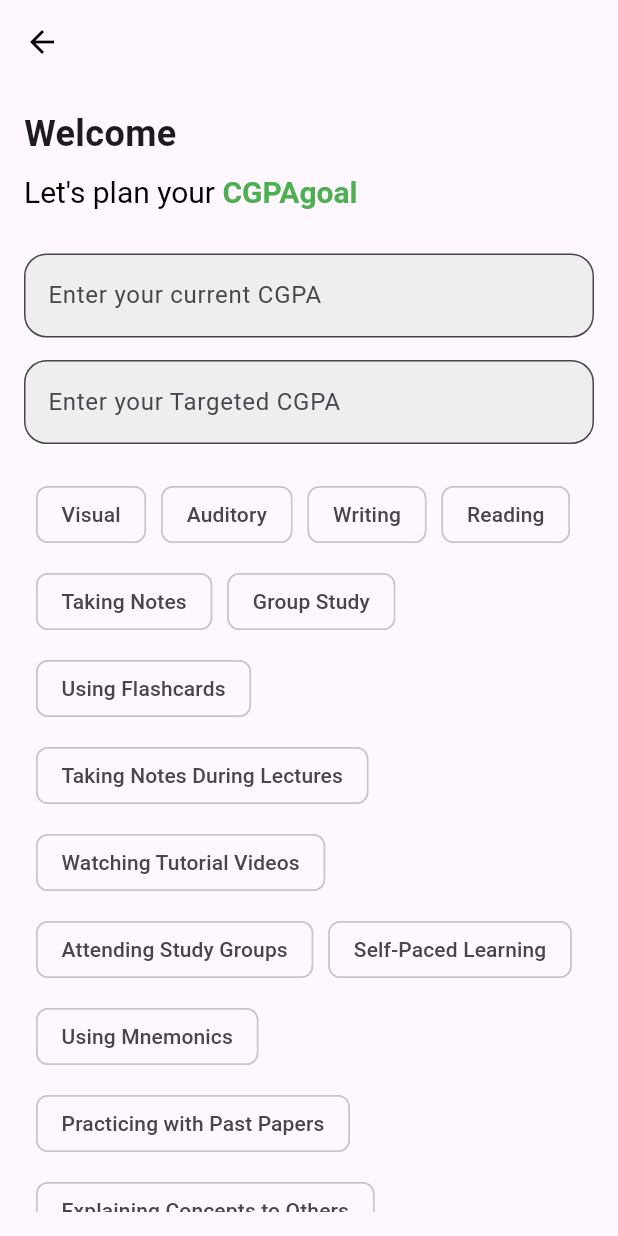
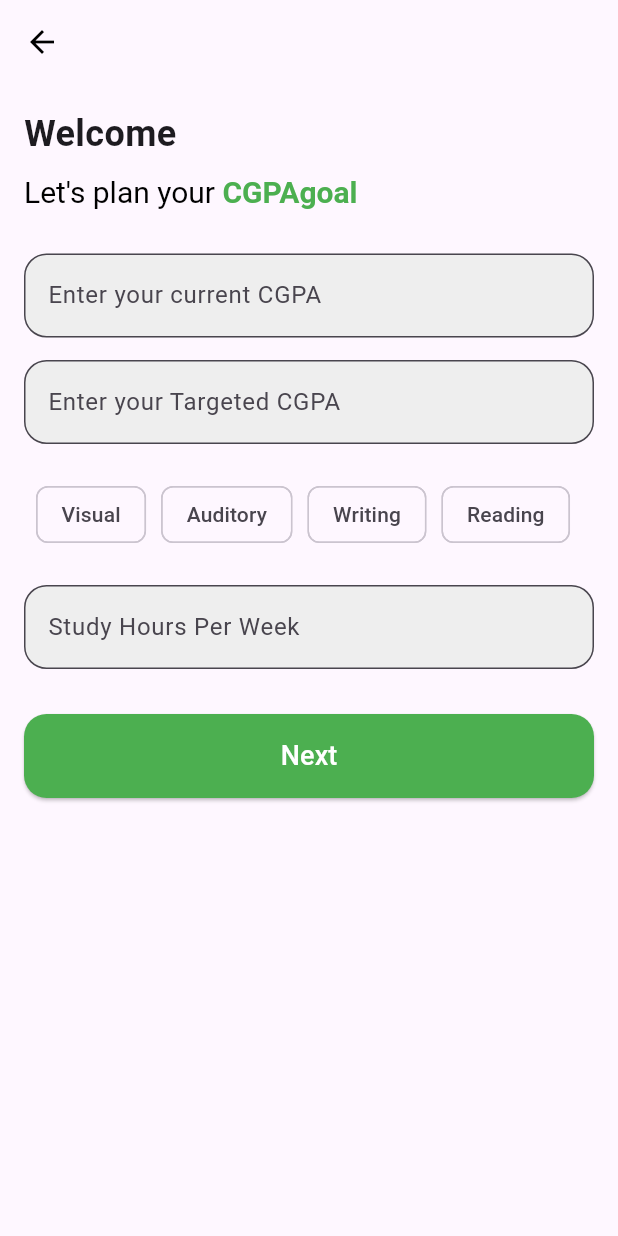
Before and after one commit to YUSSIF62/gpa_personalized_app, a Flutter app: the HomePageScreen screen opened by its route, on a phone screen of 412 x 824 dp. Run offline on Flutter 3.47's test engine with Material 3 defaults, Android fonts, the phone set to English and light mode, and no system bars; our stand-ins replace firebase_auth; accounts and stored records are empty.

Commit message:
Update home_page.dart

```diff
--- a/lib/screens/home_page.dart
+++ b/lib/screens/home_page.dart
@@ -19,24 +19,7 @@ class _HomePageScreenState extends State<HomePageScreen> {
     'Visual',
     'Auditory',
     'Writing',
-    'Reading',
-    'Taking Notes',
-    'Group Study',
-    'Using Flashcards',
-    'Taking Notes During Lectures',
-    'Watching Tutorial Videos',
-    'Attending Study Groups',
-    'Self-Paced Learning',
-    'Using Mnemonics',
-    'Practicing with Past Papers',
-    'Explaining Concepts to Others',
-    'Creating Mind Maps',
-    'Setting Study Goals',
-    'Reviewing Regularly',
-    'Using Study Apps',
-    'Active Recall',
-    'Practice Testing',
-    'Summarizing Information'
+    'Reading'
   ];
 
   // Adjusted to include a validation check for _selectedStudyHabits
```
